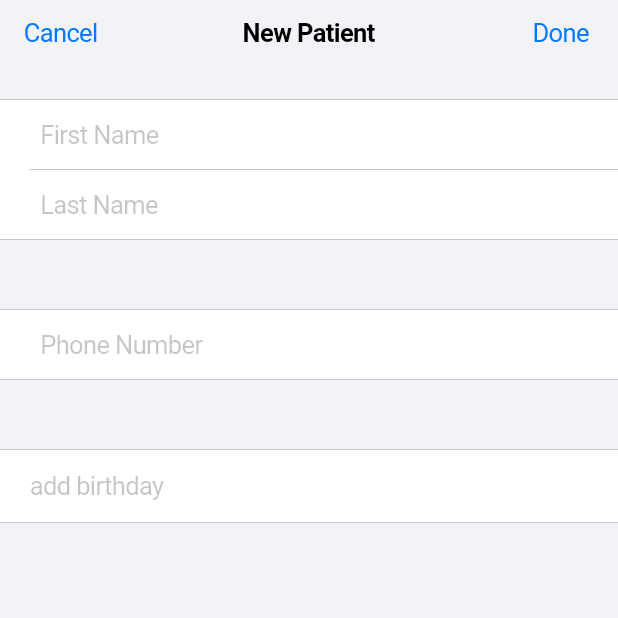
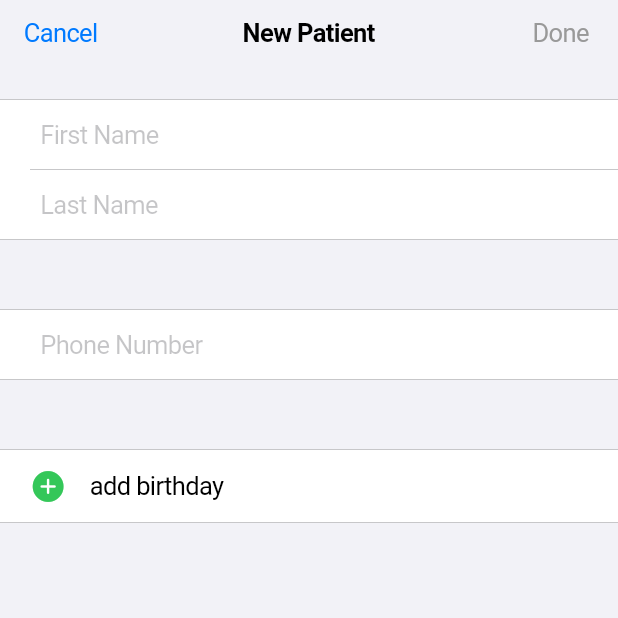
Before and after one commit to iselo/doctor-planner, a Flutter app: the AddPatientSheet screen opened directly, on a phone screen of 412 x 824 dp, the top half of it. Run offline on Flutter 3.47's test engine with Material 3 defaults, Android fonts, the phone set to English and light mode, and no system bars; our stand-ins replace drift, flutter_riverpod; missing offline and left inert: dart:js_interop; accounts and stored records are empty; generated files the repository leaves out were written again.

Commit message:
Add Done button behaviour

```diff
--- a/lib/doctor_planner_app.dart
+++ b/lib/doctor_planner_app.dart
@@ -14,6 +14,7 @@ class DoctorPlannerApp extends StatelessWidget {
         primaryColor: CupertinoColors.systemBlue,
         brightness: Brightness.light,
       ),
+      scrollBehavior: const CupertinoScrollBehavior(),
       home: HomePage(),
       debugShowCheckedModeBanner: false,
     );
--- a/lib/patients/add_patient_sheet.dart
+++ b/lib/patients/add_patient_sheet.dart
@@ -23,6 +23,17 @@ class _AddPatientSheetState extends ConsumerState<AddPatientSheet> {
   final _uuid = Uuid();
 
   @override
+  void initState() {
+    super.initState();
+    _firstNameController.addListener(() {
+      setState(() {});
+    });
+    _lastNameController.addListener(() {
+      setState(() {});
+    });
+  }
+
+  @override
   Widget build(BuildContext context) {
     var locale = DateFormat.yMMMd(Localizations.localeOf(context).toString());
     return CupertinoPageScaffold(
@@ -30,15 +41,22 @@ class _AddPatientSheetState extends ConsumerState<AddPatientSheet> {
       navigationBar: CupertinoNavigationBar(
         leading: CupertinoButton(
           padding: EdgeInsets.zero,
-          onPressed: ()=> Navigator.of(context).pop(),
+          onPressed: () => CupertinoSheetRoute.popSheet(context),
           child: const Text("Cancel"),
         ),
         middle: const Text("New Patient"),
         // previousPageTitle: "Patients",
         trailing: CupertinoButton(
           padding: EdgeInsets.zero,
-          onPressed: _onSave,
-          child: const Text("Done"),
+          onPressed: _isNameEmpty ? null : _onSave,
+          child: Text(
+            "Done",
+            style: TextStyle(
+              color: _isNameEmpty
+                  ? CupertinoColors.inactiveGray
+                  : CupertinoColors.activeBlue,
+            ),
+          ),
         ),
       ),
       child: SafeArea(
@@ -65,20 +83,22 @@ class _AddPatientSheetState extends ConsumerState<AddPatientSheet> {
             CupertinoFormSection(
               children: [
                 CupertinoFormRow(
+                  prefix: Icon(
+                    CupertinoIcons.add_circled_solid,
+                    color: CupertinoColors.systemGreen,
+                  ),
                   child: GestureDetector(
                     onTap: () => _showDatePicker(context),
                     child: Container(
                       alignment: Alignment.centerLeft,
-                      padding: const EdgeInsets.symmetric(vertical: 8),
+                      padding: const EdgeInsets.symmetric(
+                        vertical: 8,
+                        horizontal: 16,
+                      ),
                       child: Text(
                         _selectedBirthday == null
                             ? "add birthday"
                             : locale.format(_selectedBirthday!),
-                        style: TextStyle(
-                          color: _selectedBirthday == null
-                              ? CupertinoColors.placeholderText
-                              : CupertinoColors.label,
-                        ),
                       ),
                     ),
                   ),
@@ -156,6 +176,12 @@ class _AddPatientSheetState extends ConsumerState<AddPatientSheet> {
 
     if (!mounted) return;
 
-    Navigator.of(context).pop();
+    CupertinoSheetRoute.popSheet(context);
+
+  }
+
+  bool get _isNameEmpty {
+    return _firstNameController.text.trim().isEmpty ||
+        _lastNameController.text.trim().isEmpty;
   }
 }
--- a/lib/patients/patient_tab_view.dart
+++ b/lib/patients/patient_tab_view.dart
@@ -49,8 +49,9 @@ final class PatientTabView extends ConsumerWidget {
                         padding: EdgeInsets.zero,
                         child: const Icon(CupertinoIcons.add),
                         onPressed: () {
-                          showCupertinoSheet(
+                          showCupertinoSheet<void>(
                             context: context,
+                            useNestedNavigation: true,
                             builder: (BuildContext context) =>
                                 AddPatientSheet(),
                           );
```
Also changed, not shown: docs/assets/packages/cupertino_icons/assets/CupertinoIcons.ttf, 3 other files.
